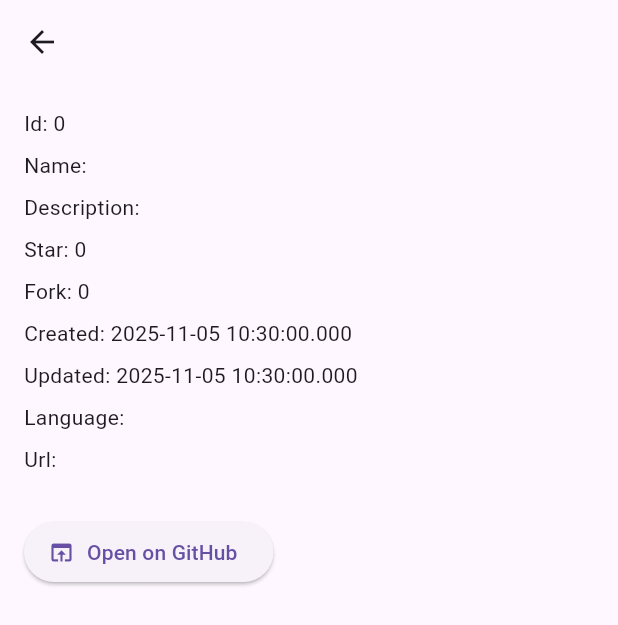
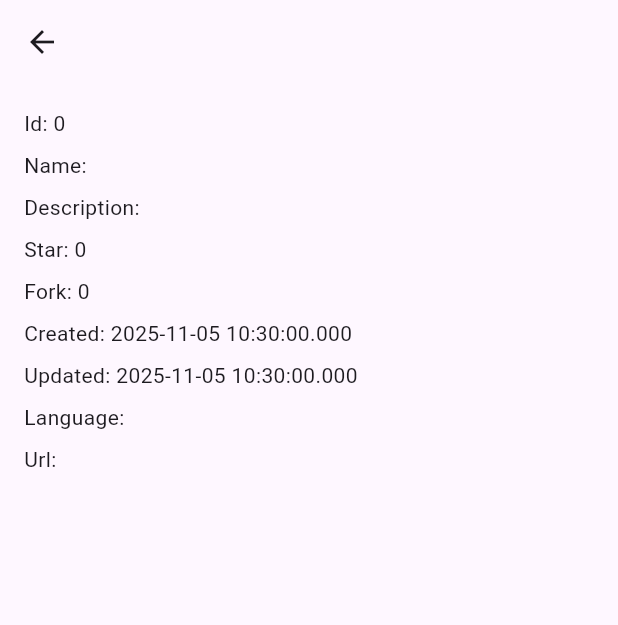
Before and after one commit to Zaminur151/Hello-GitHub, a Flutter app: the RepoDetailPage screen opened directly with empty values, on a phone screen of 412 x 824 dp. Shown: the top 625 px of the screen. Run offline on Flutter 3.47's test engine with Material 3 defaults, Android fonts, the phone set to English and light mode, and no system bars; our stand-ins replace dio, get, get_storage; accounts and stored records are empty; network calls fail.

```diff
--- a/lib/controllers/repo_controller.dart
+++ b/lib/controllers/repo_controller.dart
@@ -1,7 +1,5 @@
 import 'package:get/get.dart';
 import 'package:dio/dio.dart';
-import 'package:intl/intl.dart';
-
 import '../services/api_service.dart';
 import '../models/repo_model.dart';
 
@@ -25,7 +23,7 @@ class RepoController extends GetxController {
       final List data = response.data as List;
       repos.value = data.map((e) => RepoModel.fromJson(e)).toList();
       applyFilters();
-    } on DioError catch (e) {
+    } on DioException catch (e) {
       if (e.response?.statusCode == 404) {
         error.value = 'Repositories not found';
       } else {
--- a/lib/view/home_screen.dart
+++ b/lib/view/home_screen.dart
@@ -10,7 +10,7 @@ import '../controllers/theme_controller.dart';
 
 class HomePage extends StatelessWidget {
   final String userName;
-  HomePage({required this.userName});
+  HomePage({super.key, required this.userName});
 
   final userController = Get.find<UserController>();
   final repoController = Get.put(RepoController());
--- a/lib/view/login_screen.dart
+++ b/lib/view/login_screen.dart
@@ -44,7 +44,6 @@ class LoginScreen extends StatelessWidget {
               }
               final isUserExist = await userController.fetchUser(username);
               if(isUserExist){
-                print('user ==== $isUserExist');
                 Get.to(() => HomePage(userName: username,));
               }else{
                 Get.snackbar('Error', userController.error.value?? 'Unknown error');
--- a/lib/view/repo_details_screen.dart
+++ b/lib/view/repo_details_screen.dart
@@ -1,6 +1,4 @@
 import 'package:flutter/material.dart';
-import 'package:url_launcher/url_launcher.dart';
-
 import '../models/repo_model.dart';
 
 class RepoDetailPage extends StatelessWidget {
@@ -33,24 +31,6 @@ class RepoDetailPage extends StatelessWidget {
             Text("Language: ${repo.language??'Dart'}"),
             const SizedBox(height: 8),
             Text("Url: ${repo.htmlUrl}"),
-            const SizedBox(height: 8),
-
-            // Wrap(spacing: 12, children: [
-            //   Chip(label: Text('Stars: \${repo.stargazersCount}')),
-            //   Chip(label: Text('Forks: \${repo.forksCount}')),
-            //   Chip(label: Text(repo.language ?? 'Unknown')),
-            // ]),
-            const SizedBox(height: 20),
-            ElevatedButton.icon(
-              icon: Icon(Icons.open_in_browser),
-              label: Text('Open on GitHub'),
-              onPressed: () async {
-                final uri = Uri.parse(repo.htmlUrl);
-                if (await canLaunchUrl(uri)) {
-                  await launchUrl(uri, mode: LaunchMode.externalApplication);
-                }
-              },
-            )
         ]),
       ),
     );
--- a/lib/widget/grid_item.dart
+++ b/lib/widget/grid_item.dart
@@ -1,11 +1,10 @@
 import 'package:flutter/material.dart';
 import 'package:intl/intl.dart';
-
 import '../models/repo_model.dart';
 
 class RepoGridItem extends StatelessWidget {
   final RepoModel repo;
-  const RepoGridItem({required this.repo});
+  const RepoGridItem({super.key, required this.repo});
 
   @override
   Widget build(BuildContext context) {
@@ -21,7 +20,7 @@ class RepoGridItem extends StatelessWidget {
             Row(
               mainAxisAlignment: MainAxisAlignment.spaceBetween,
               children: [
-                Text('⭐ ${repo.stargazersCount}'),
+                Text('Star: ${repo.stargazersCount}'),
                 Text(DateFormat.yMMMd().format(repo.updatedAt)),
               ],
             )
--- a/lib/widget/repo_card.dart
+++ b/lib/widget/repo_card.dart
@@ -23,7 +23,7 @@ class RepoCard extends StatelessWidget {
             Row(
               mainAxisAlignment: MainAxisAlignment.spaceBetween,
               children: [
-                Text('⭐ ${repo.stargazersCount}'),
+                Text('Stars: ${repo.stargazersCount}'),
                 Text('Forks: ${repo.forksCount}'),
                 Text(DateFormat.yMMMd().format(repo.updatedAt)),
               ],
```
Also changed, not shown: 1 other file.
